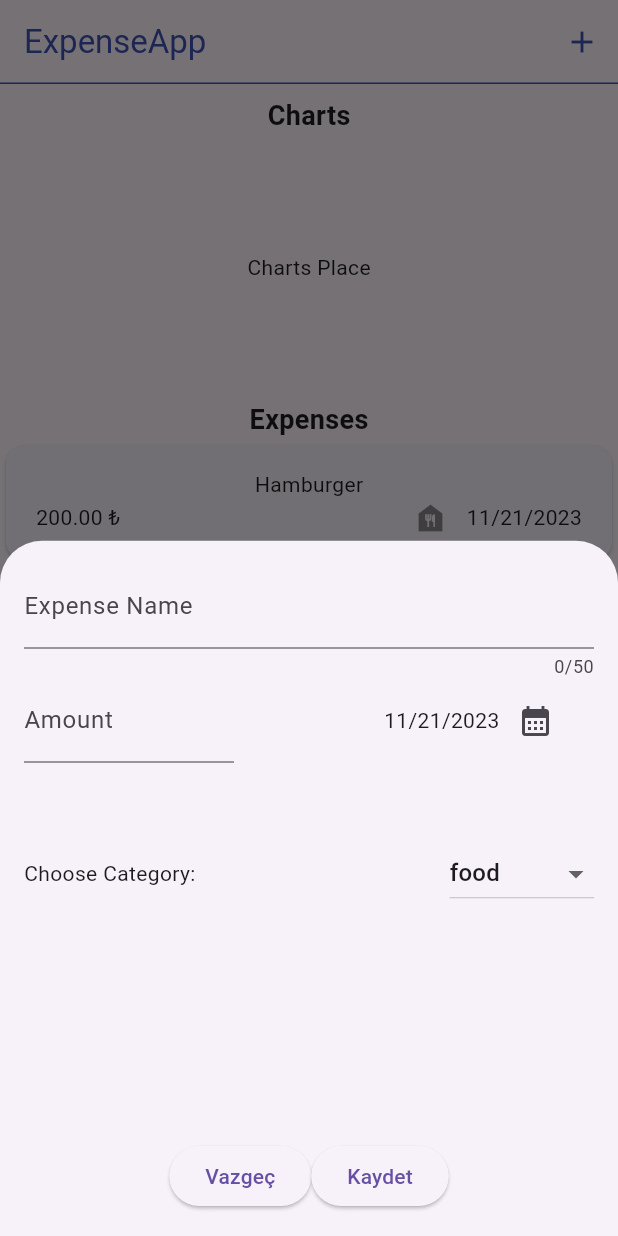
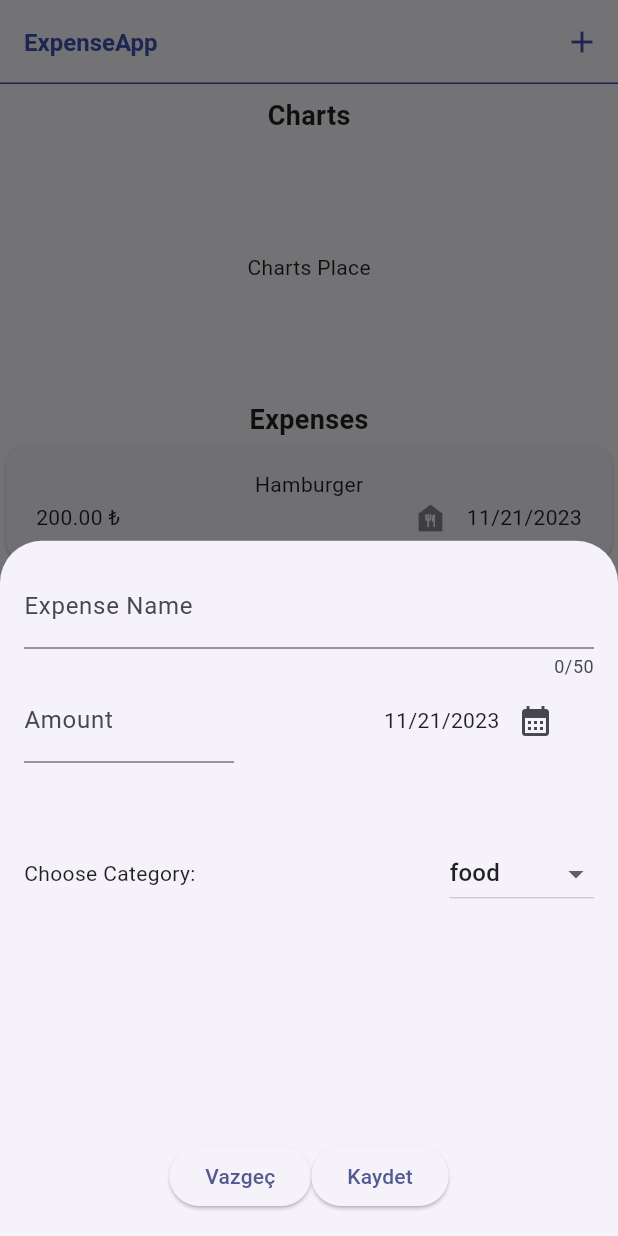
Before and after one commit to mustafatmaca/tobeto-expenseapp, a Flutter app: the screen it shows after launch, after a tap on the "add" icon, on a phone screen of 412 x 824 dp. Run offline on Flutter 3.47's test engine with Material 2 defaults, Android fonts, the phone set to English and light mode, and no system bars.

Commit message:
lesson content

```diff
--- a/lib/main.dart
+++ b/lib/main.dart
@@ -1,11 +1,22 @@
 import 'package:expense_app/pages/main_page.dart';
 import 'package:flutter/material.dart';
 
+ColorScheme lightColorsScheme = ColorScheme.fromSeed(seedColor: Colors.indigo);
 void main() {
   runApp(
     MaterialApp(
       theme: ThemeData(
         useMaterial3: true,
+        colorScheme: lightColorsScheme,
+        appBarTheme: const AppBarTheme().copyWith(
+            backgroundColor: lightColorsScheme.onPrimaryContainer,
+            foregroundColor: lightColorsScheme.primaryContainer),
+        textTheme: ThemeData().textTheme.copyWith(
+              titleLarge: TextStyle(
+                  fontWeight: FontWeight.bold,
+                  color: lightColorsScheme.primary,
+                  fontSize: 16),
+            ),
       ),
       home: const MainPage(),
     ),
--- a/lib/pages/expense_list.dart
+++ b/lib/pages/expense_list.dart
@@ -3,6 +3,10 @@ import 'package:expense_app/widgets/expense_item.dart';
 import 'package:flutter/material.dart';
 
 class ExpenseList extends StatefulWidget {
+  final void Function(Expense expense) onRemove;
+
+  const ExpenseList(this.onRemove, {Key? key}) : super(key: key);
+
   @override
   _ExpenseListState createState() => _ExpenseListState();
 }
@@ -31,7 +35,13 @@ class _ExpenseListState extends State<ExpenseList> {
             child: ListView.builder(
               itemCount: expenses.length,
               itemBuilder: (context, index) {
-                return ExpenseItem(expenses[index]);
+                return Dismissible(
+                  key: ValueKey(expenses[index]),
+                  child: ExpenseItem(expenses[index]),
+                  onDismissed: (direction) {
+                    widget.onRemove(expenses[index]);
+                  },
+                );
               },
             ),
           ),
--- a/lib/pages/main_page.dart
+++ b/lib/pages/main_page.dart
@@ -1,3 +1,4 @@
+import 'package:expense_app/models/expense.dart';
 import 'package:expense_app/pages/expense_list.dart';
 import 'package:expense_app/widgets/new_expense.dart';
 import 'package:flutter/material.dart';
@@ -10,6 +11,18 @@ class MainPage extends StatefulWidget {
 }
 
 class _MainPageState extends State<MainPage> {
+  void addExpense(Expense expense) {
+    setState(() {
+      expenses.add(expense);
+    });
+  }
+
+  void removeExpense(Expense expense) {
+    setState(() {
+      expenses.remove(expense);
+    });
+  }
+
   @override
   Widget build(BuildContext context) {
     return Scaffold(
@@ -27,7 +40,10 @@ class _MainPageState extends State<MainPage> {
           IconButton(
             onPressed: () async {
               await showModalBottomSheet(
-                  context: context, builder: (context) => const NewExpense());
+                  context: context,
+                  builder: (context) => NewExpense(
+                        onAdd: (expense) => addExpense(expense),
+                      ));
               setState(() {});
             },
             icon: const Icon(
@@ -41,7 +57,7 @@ class _MainPageState extends State<MainPage> {
           style: TextStyle(color: Colors.indigo),
         ),
       ),
-      body: ExpenseList(),
+      body: ExpenseList(removeExpense),
     );
   }
 }
--- a/lib/widgets/new_expense.dart
+++ b/lib/widgets/new_expense.dart
@@ -3,7 +3,9 @@ import 'package:flutter/material.dart';
 import 'package:intl/intl.dart';
 
 class NewExpense extends StatefulWidget {
-  const NewExpense({Key? key}) : super(key: key);
+  final void Function(Expense expense) onAdd;
+
+  const NewExpense({required this.onAdd, Key? key}) : super(key: key);
 
   @override
   _NewExpenseState createState() => _NewExpenseState();
@@ -40,20 +42,20 @@ class _NewExpenseState extends State<NewExpense> {
         context: context,
         builder: ((context) {
           return AlertDialog(
-            title: Text("Validation Error"),
-            content: Text("Please fill all blank areas."),
+            title: const Text("Validation Error"),
+            content: const Text("Please fill all blank areas."),
             actions: [
               TextButton(
                   onPressed: () {
                     Navigator.pop(context);
                   },
-                  child: Text("OK"))
+                  child: const Text("OK"))
             ],
           );
         }),
       );
     } else {
-      expenses.add(Expense(
+      widget.onAdd(Expense(
           name: _nameController.text,
           price: amount,
           date: _date,
@@ -83,7 +85,7 @@ class _NewExpenseState extends State<NewExpense> {
                       label: Text("Amount"), prefixText: "₺"),
                 ),
               ),
-              SizedBox(
+              const SizedBox(
                 width: 100,
               ),
               Expanded(
@@ -100,13 +102,13 @@ class _NewExpenseState extends State<NewExpense> {
               ),
             ],
           ),
-          SizedBox(
+          const SizedBox(
             height: 50,
           ),
           Row(
             children: [
-              Text("Choose Category:"),
-              Spacer(),
+              const Text("Choose Category:"),
+              const Spacer(),
               DropdownButton(
                   value: _category,
                   items: Category.values.map((category) {
@@ -122,7 +124,7 @@ class _NewExpenseState extends State<NewExpense> {
                   })
             ],
           ),
-          Spacer(),
+          const Spacer(),
           Row(
             mainAxisAlignment: MainAxisAlignment.center,
             children: [
```
Also changed, not shown: 1 other file.
